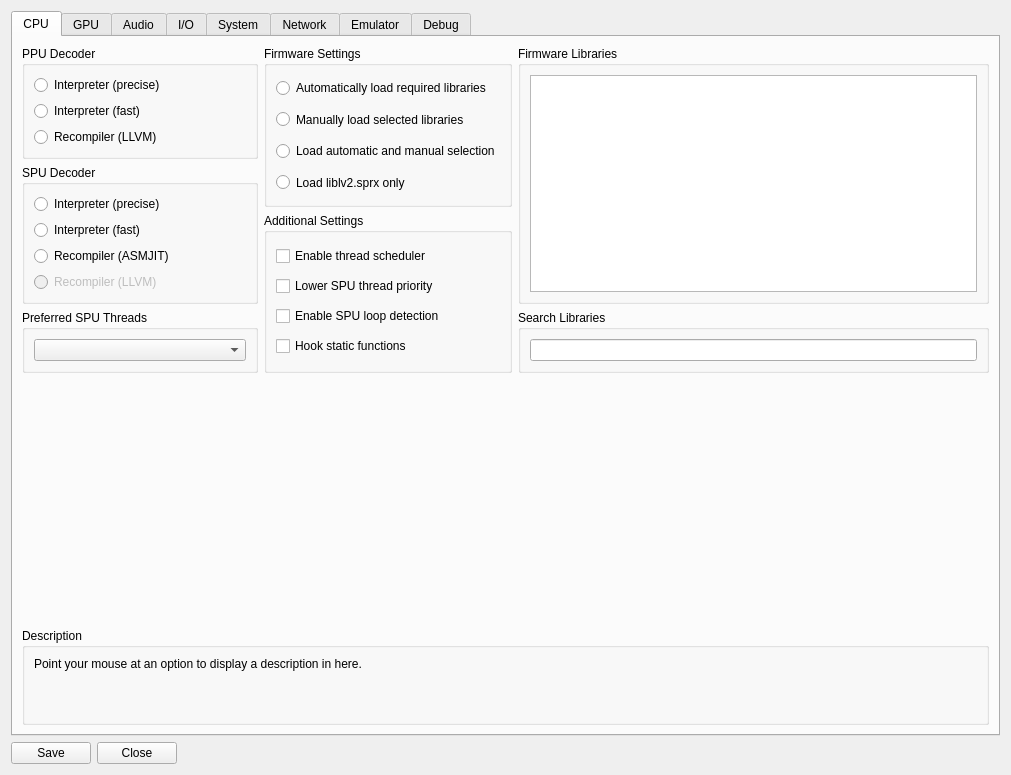
The window that rpcs3/rpcs3qt/settings_dialog.ui (RPCS3/rpcs3) describes before a commit, drawn with Qt 5.
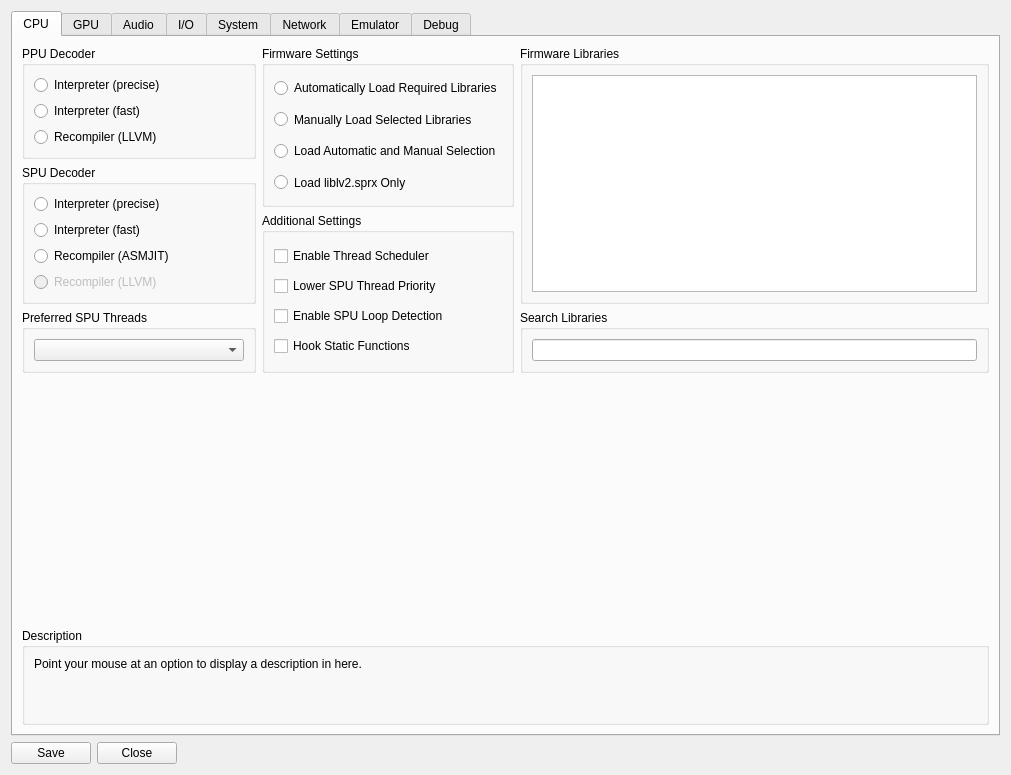
The same window after the commit. Icons and pictures are not drawn.

Commit message: Adjust capitalization for CPU settings

Diff of the .ui file:
```diff
--- a/rpcs3/rpcs3qt/settings_dialog.ui
+++ b/rpcs3/rpcs3qt/settings_dialog.ui
@@ -154,7 +154,7 @@
                  </sizepolicy>
                 </property>
                 <property name="text">
-                 <string>Automatically load required libraries</string>
+                 <string>Automatically Load Required Libraries</string>
                 </property>
                </widget>
               </item>
@@ -167,7 +167,7 @@
                  </sizepolicy>
                 </property>
                 <property name="text">
-                 <string>Manually load selected libraries</string>
+                 <string>Manually Load Selected Libraries</string>
                 </property>
                </widget>
               </item>
@@ -180,7 +180,7 @@
                  </sizepolicy>
                 </property>
                 <property name="text">
-                 <string>Load automatic and manual selection</string>
+                 <string>Load Automatic and Manual Selection</string>
                 </property>
                </widget>
               </item>
@@ -193,7 +193,7 @@
                  </sizepolicy>
                 </property>
                 <property name="text">
-                 <string>Load liblv2.sprx only</string>
+                 <string>Load liblv2.sprx Only</string>
                 </property>
                </widget>
               </item>
@@ -209,28 +209,28 @@
               <item>
                <widget class="QCheckBox" name="enableScheduler">
                 <property name="text">
-                 <string>Enable thread scheduler</string>
+                 <string>Enable Thread Scheduler</string>
                 </property>
                </widget>
               </item>
               <item>
                <widget class="QCheckBox" name="lowerSPUThrPrio">
                 <property name="text">
-                 <string>Lower SPU thread priority</string>
+                 <string>Lower SPU Thread Priority</string>
                 </property>
                </widget>
               </item>
               <item>
                <widget class="QCheckBox" name="spuLoopDetection">
                 <property name="text">
-                 <string>Enable SPU loop detection</string>
+                 <string>Enable SPU Loop Detection</string>
                 </property>
                </widget>
               </item>
               <item>
                <widget class="QCheckBox" name="hookStFunc">
                 <property name="text">
-                 <string>Hook static functions</string>
+                 <string>Hook Static Functions</string>
                 </property>
                </widget>
               </item>
```
